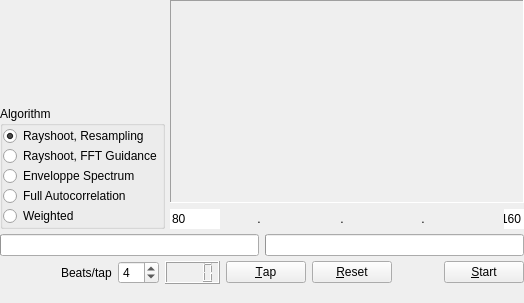
This is ui-bpmcounter.ui in mihow/bpmdj as Qt 5 draws it before an edit. The edited form follows.
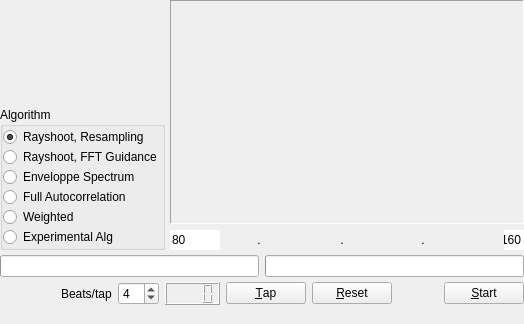
This is the edited form.

Diff of the .ui file:
```diff
--- a/ui-bpmcounter.ui
+++ b/ui-bpmcounter.ui
@@ -1,12 +1,12 @@
 <ui version="4.0" >
  <class>CountDialog</class>
- <widget class="QWidget" name="CountDialog" >
-  <property name="geometry" >
+ <widget class="QWidget" name="CountDialog">
+  <property name="geometry">
    <rect>
     <x>0</x>
     <y>0</y>
     <width>524</width>
-    <height>303</height>
+    <height>324</height>
    </rect>
   </property>
   <property name="windowTitle" >
@@ -75,6 +75,13 @@
         </property>
        </widget>
       </item>
+      <item row="5" column="0">
+       <widget class="QRadioButton" name="experimentalAlg">
+        <property name="text">
+         <string>Experimental Alg</string>
+        </property>
+       </widget>
+      </item>
      </layout>
     </widget>
    </item>
@@ -94,14 +101,14 @@
      </property>
     </spacer>
    </item>
-   <item row="3" column="0" colspan="2" >
-    <layout class="QHBoxLayout" >
-     <property name="margin" >
-      <number>0</number>
-     </property>
-     <property name="spacing" >
+   <item row="3" column="0" colspan="2">
+    <layout class="QHBoxLayout">
+     <property name="spacing">
       <number>6</number>
      </property>
+     <property name="margin">
+      <number>0</number>
+     </property>
      <item>
       <spacer>
        <property name="orientation" >
@@ -129,14 +136,14 @@
       </widget>
      </item>
      <item>
-      <widget class="QSpinBox" name="SkipBox" >
-       <property name="maximum" >
-        <number>32</number>
-       </property>
-       <property name="minimum" >
+      <widget class="QSpinBox" name="SkipBox">
+       <property name="minimum">
         <number>1</number>
        </property>
-       <property name="value" >
+       <property name="maximum">
+        <number>32</number>
+       </property>
+       <property name="value">
         <number>4</number>
        </property>
       </widget>
@@ -173,10 +180,8 @@
        <property name="enabled" >
         <bool>false</bool>
        </property>
-       <property name="sizePolicy" >
-        <sizepolicy>
-         <hsizetype>0</hsizetype>
-         <vsizetype>0</vsizetype>
+       <property name="sizePolicy">
+        <sizepolicy hsizetype="Fixed" vsizetype="Fixed">
          <horstretch>0</horstretch>
          <verstretch>0</verstretch>
         </sizepolicy>
@@ -213,32 +218,30 @@
      </item>
     </layout>
    </item>
-   <item row="2" column="0" colspan="2" >
-    <layout class="QHBoxLayout" >
-     <property name="margin" >
-      <number>0</number>
-     </property>
-     <property name="spacing" >
+   <item row="2" column="0" colspan="2">
+    <layout class="QHBoxLayout">
+     <property name="spacing">
       <number>6</number>
      </property>
+     <property name="margin">
+      <number>0</number>
+     </property>
      <item>
-      <widget class="QProgressBar" name="ReadingBar" >
-      </widget>
+      <widget class="QProgressBar" name="ReadingBar"/>
      </item>
      <item>
-      <widget class="QProgressBar" name="CountingBar" >
-      </widget>
+      <widget class="QProgressBar" name="CountingBar"/>
      </item>
     </layout>
    </item>
-   <item rowspan="2" row="0" column="1" >
-    <layout class="QVBoxLayout" >
-     <property name="margin" >
-      <number>0</number>
-     </property>
-     <property name="spacing" >
+   <item row="0" column="1" rowspan="2">
+    <layout class="QVBoxLayout">
+     <property name="spacing">
       <number>6</number>
      </property>
+     <property name="margin">
+      <number>0</number>
+     </property>
      <item>
       <widget class="QLabel" name="BpmPix" >
        <property name="minimumSize" >
@@ -265,13 +268,13 @@
       </widget>
      </item>
      <item>
-      <layout class="QHBoxLayout" >
-       <property name="margin" >
-        <number>0</number>
-       </property>
-       <property name="spacing" >
+      <layout class="QHBoxLayout">
+       <property name="spacing">
         <number>6</number>
        </property>
+       <property name="margin">
+        <number>0</number>
+       </property>
        <item>
         <widget class="QLineEdit" name="FromBpmEdit" >
          <property name="enabled" >
@@ -366,8 +369,14 @@
         </spacer>
        </item>
        <item>
-        <widget class="QLabel" name="X3" >
-         <property name="text" >
+        <widget class="QLabel" name="X3">
+         <property name="sizePolicy">
+          <sizepolicy hsizetype="MinimumExpanding" vsizetype="Preferred">
+           <horstretch>0</horstretch>
+           <verstretch>0</verstretch>
+          </sizepolicy>
+         </property>
+         <property name="text">
           <string>.</string>
          </property>
          <property name="alignment" >
@@ -399,7 +408,13 @@
          <property name="enabled" >
           <bool>true</bool>
          </property>
-         <property name="text" >
+         <property name="sizePolicy">
+          <sizepolicy hsizetype="Maximum" vsizetype="Fixed">
+           <horstretch>0</horstretch>
+           <verstretch>0</verstretch>
+          </sizepolicy>
+         </property>
+         <property name="text">
           <string>160</string>
          </property>
          <property name="frame" >
```
Left out of the diff: 235 changed lines with no effect on the pictures.
